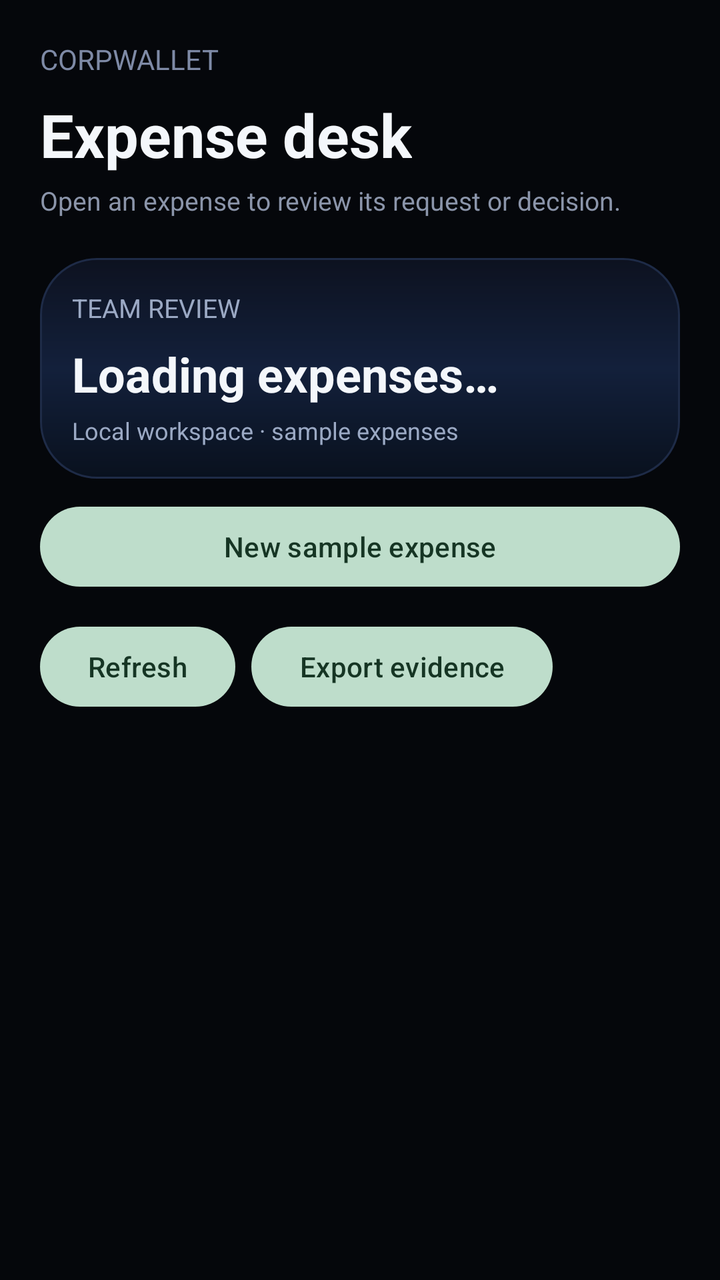
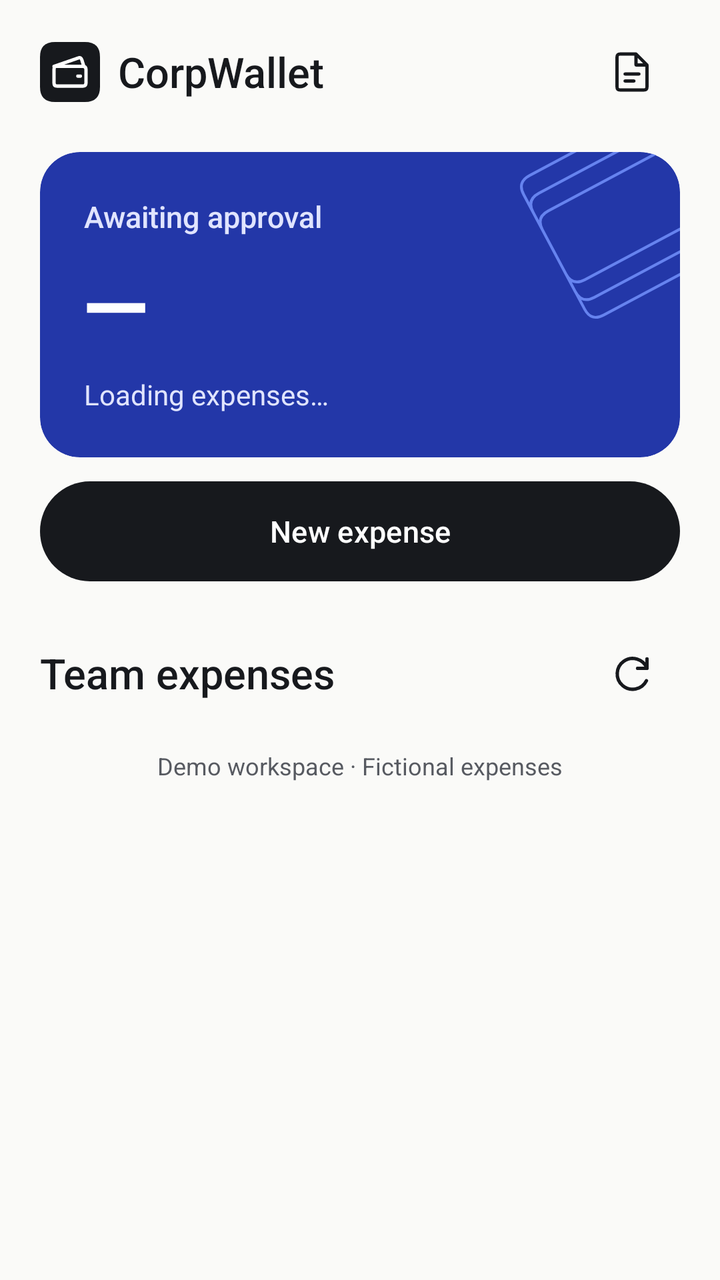

Screens rendered from an Android XML layout before and after an edit, with the pre-edit source and the edit as a unified diff.
<!-- AndroidManifest.xml: application theme Theme.CorpWallet -->
<!-- res/layout/activity_pending_transactions.xml -->
<?xml version="1.0" encoding="utf-8"?>
<ScrollView xmlns:android="http://schemas.android.com/apk/res/android"
    android:layout_width="match_parent"
    android:layout_height="match_parent"
    android:fillViewport="true"
    android:background="#05070B">

    <LinearLayout
        android:layout_width="match_parent"
        android:layout_height="wrap_content"
        android:orientation="vertical"
        android:padding="20dp">

        <LinearLayout
            android:layout_width="match_parent"
            android:layout_height="wrap_content"
            android:orientation="vertical">

            <TextView
                android:id="@+id/tvQueueLabel"
                android:layout_width="wrap_content"
                android:layout_height="wrap_content"
                android:text="CORPWALLET"
                android:textColor="#7E8AA6"
                android:textSize="14sp" />

            <TextView
                android:id="@+id/tvQueueTitle"
                android:layout_width="wrap_content"
                android:layout_height="wrap_content"
                android:layout_marginTop="8dp"
                android:text="Expense desk"
                android:textColor="#F4F7FB"
                android:textSize="30sp"
                android:textStyle="bold" />

            <TextView
                android:id="@+id/tvQueueSub"
                android:layout_width="wrap_content"
                android:layout_height="wrap_content"
                android:layout_marginTop="4dp"
                android:text="Open an expense to review its request or decision."
                android:textColor="#8B95AA"
                android:textSize="13sp" />
        </LinearLayout>

        <LinearLayout
            android:layout_width="match_parent"
            android:layout_height="wrap_content"
            android:layout_marginTop="20dp"
            android:orientation="vertical"
            android:padding="16dp"
            android:background="@drawable/bg_primary_card">

            <TextView
                android:id="@+id/tvQueueSummaryLabel"
                android:layout_width="wrap_content"
                android:layout_height="wrap_content"
                android:text="TEAM REVIEW"
                android:textColor="#9BA9C4"
                android:textSize="13sp" />

            <TextView
                android:id="@+id/tvQueueSummaryValue"
                android:layout_width="wrap_content"
                android:layout_height="wrap_content"
                android:layout_marginTop="8dp"
                android:text="Loading expenses…"
                android:textColor="#F4F7FB"
                android:textSize="24sp"
                android:textStyle="bold" />

            <TextView
                android:id="@+id/tvQueueSummaryMeta"
                android:layout_width="wrap_content"
                android:layout_height="wrap_content"
                android:layout_marginTop="4dp"
                android:text="Local workspace · sample expenses"
                android:textColor="#9BA9C4"
                android:textSize="12sp" />
        </LinearLayout>

        <Button android:id="@+id/newExpense" android:text="New sample expense" android:textAllCaps="false"
            android:layout_marginTop="10dp" android:layout_width="match_parent" android:layout_height="wrap_content" />

        <LinearLayout android:layout_width="match_parent" android:layout_height="wrap_content"
            android:layout_marginTop="12dp" android:orientation="horizontal">
            <Button android:id="@+id/refresh" android:text="Refresh" android:textAllCaps="false"
                android:layout_width="wrap_content" android:layout_height="wrap_content" />
            <Button android:id="@+id/export" android:text="Export evidence" android:textAllCaps="false"
                android:layout_marginStart="8dp" android:layout_width="wrap_content" android:layout_height="wrap_content" />
        </LinearLayout>

        <LinearLayout
            android:id="@+id/containerTransactions"
            android:layout_width="match_parent"
            android:layout_height="wrap_content"
            android:orientation="vertical"
            android:layout_marginTop="18dp" />

    </LinearLayout>
</ScrollView>
<!-- resources referenced by this layout -->
<resources>
  <!-- drawable bg_primary_card (drawable) -->
  <shape xmlns:android="http://schemas.android.com/apk/res/android">
      <corners android:radius="28dp"/>
      <gradient
          android:angle="270"
          android:startColor="#0D1220"
          android:centerColor="#13203B"
          android:endColor="#09111E"/>
      <stroke
          android:width="1dp"
          android:color="#1E2B47"/>
  </shape>
  <style name="Theme.CorpWallet" parent="Theme.Material3.Dark.NoActionBar">
          <item name="colorPrimary">#BEDDCB</item>
          <item name="colorOnPrimary">#163524</item>
          <item name="colorSecondary">#BFD1E4</item>
          <item name="android:statusBarColor">#05070B</item>
          <item name="android:navigationBarColor">#05070B</item>
      </style>
</resources>

<!-- the commit's change to res/layout/activity_pending_transactions.xml (unified diff, before → after) -->
@@ -1,102 +1,73 @@
 <?xml version="1.0" encoding="utf-8"?>
 <ScrollView xmlns:android="http://schemas.android.com/apk/res/android"
+    xmlns:app="http://schemas.android.com/apk/res-auto"
     android:layout_width="match_parent"
     android:layout_height="match_parent"
     android:fillViewport="true"
-    android:background="#05070B">
+    android:background="@color/paper">
 
     <LinearLayout
         android:layout_width="match_parent"
         android:layout_height="wrap_content"
         android:orientation="vertical"
-        android:padding="20dp">
+        android:paddingStart="20dp" android:paddingEnd="20dp"
+        android:paddingTop="12dp" android:paddingBottom="28dp">
 
-        <LinearLayout
-            android:layout_width="match_parent"
-            android:layout_height="wrap_content"
-            android:orientation="vertical">
-
-            <TextView
-                android:id="@+id/tvQueueLabel"
-                android:layout_width="wrap_content"
-                android:layout_height="wrap_content"
-                android:text="CORPWALLET"
-                android:textColor="#7E8AA6"
-                android:textSize="14sp" />
-
-            <TextView
-                android:id="@+id/tvQueueTitle"
-                android:layout_width="wrap_content"
-                android:layout_height="wrap_content"
-                android:layout_marginTop="8dp"
-                android:text="Expense desk"
-                android:textColor="#F4F7FB"
-                android:textSize="30sp"
-                android:textStyle="bold" />
-
-            <TextView
-                android:id="@+id/tvQueueSub"
-                android:layout_width="wrap_content"
-                android:layout_height="wrap_content"
-                android:layout_marginTop="4dp"
-                android:text="Open an expense to review its request or decision."
-                android:textColor="#8B95AA"
-                android:textSize="13sp" />
+        <LinearLayout android:layout_width="match_parent" android:layout_height="wrap_content"
+            android:gravity="center_vertical" android:orientation="horizontal">
+            <ImageView android:layout_width="30dp" android:layout_height="30dp"
+                android:importantForAccessibility="no" android:src="@drawable/ic_wallet" />
+            <TextView android:layout_width="0dp" android:layout_height="wrap_content" android:layout_weight="1"
+                android:layout_marginStart="9dp" android:text="CorpWallet"
+                android:fontFamily="sans-serif-medium" android:textColor="@color/ink" android:textSize="21sp"/>
+            <ImageButton android:id="@+id/export" style="@style/WalletIconButton"
+                android:contentDescription="Export build report" android:src="@drawable/ic_report"/>
         </LinearLayout>
 
-        <LinearLayout
-            android:layout_width="match_parent"
-            android:layout_height="wrap_content"
-            android:layout_marginTop="20dp"
-            android:orientation="vertical"
-            android:padding="16dp"
-            android:background="@drawable/bg_primary_card">
+        <FrameLayout android:layout_width="match_parent" android:layout_height="wrap_content"
+            android:layout_marginTop="16dp" android:background="@drawable/bg_primary_card"
+            android:clipToOutline="true">
+            <ImageView android:layout_width="126dp" android:layout_height="100dp" android:layout_gravity="top|end"
+                android:importantForAccessibility="no" android:src="@drawable/wallet_lines"/>
+            <LinearLayout android:layout_width="match_parent" android:layout_height="wrap_content"
+                android:orientation="vertical" android:padding="22dp">
+                <TextView android:layout_width="match_parent" android:layout_height="wrap_content"
+                    android:paddingEnd="52dp" android:text="Awaiting approval"
+                    android:fontFamily="sans-serif-medium" android:textColor="@color/wallet_detail" android:textSize="15sp"/>
+                <TextView android:id="@+id/tvPendingAmount" android:layout_width="match_parent"
+                    android:layout_height="wrap_content" android:layout_marginTop="5dp"
+                    android:text="—" android:textSize="43sp" android:textStyle="bold" android:letterSpacing="-0.025"
+                    android:textColor="@color/on_wallet" android:fontFeatureSettings="tnum"/>
+                <TextView android:id="@+id/tvQueueSummaryValue" android:layout_width="match_parent"
+                    android:layout_height="wrap_content" android:layout_marginTop="7dp"
+                    android:text="Loading expenses…" android:textSize="14sp" android:textColor="@color/wallet_detail"
+                    android:accessibilityLiveRegion="polite"/>
+            </LinearLayout>
+        </FrameLayout>
 
-            <TextView
-                android:id="@+id/tvQueueSummaryLabel"
-                android:layout_width="wrap_content"
-                android:layout_height="wrap_content"
-                android:text="TEAM REVIEW"
-                android:textColor="#9BA9C4"
-                android:textSize="13sp" />
+        <com.google.android.material.button.MaterialButton android:id="@+id/newExpense"
+            android:layout_width="match_parent" android:layout_height="wrap_content" android:minHeight="50dp"
+            android:layout_marginTop="12dp" android:insetTop="0dp" android:insetBottom="0dp"
+            android:text="New expense" android:textSize="15sp" android:fontFamily="sans-serif-medium"
+            android:textColor="@color/surface" android:textAllCaps="false"
+            app:backgroundTint="@color/ink" app:cornerRadius="25dp" />
 
-            <TextView
-                android:id="@+id/tvQueueSummaryValue"
-                android:layout_width="wrap_content"
-                android:layout_height="wrap_content"
-                android:layout_marginTop="8dp"
-                android:text="Loading expenses…"
-                android:textColor="#F4F7FB"
-                android:textSize="24sp"
-                android:textStyle="bold" />
-
-            <TextView
-                android:id="@+id/tvQueueSummaryMeta"
-                android:layout_width="wrap_content"
-                android:layout_height="wrap_content"
-                android:layout_marginTop="4dp"
-                android:text="Local workspace · sample expenses"
-                android:textColor="#9BA9C4"
-                android:textSize="12sp" />
+        <LinearLayout android:layout_width="match_parent" android:layout_height="wrap_content"
+            android:layout_marginTop="22dp" android:gravity="center_vertical" android:orientation="horizontal">
+            <TextView android:layout_width="0dp" android:layout_height="wrap_content" android:layout_weight="1"
+                android:text="Team expenses" android:fontFamily="sans-serif-medium"
+                android:textSize="21sp" android:textColor="@color/ink"/>
+            <ImageButton android:id="@+id/refresh" style="@style/WalletIconButton"
+                android:contentDescription="Refresh expenses" android:src="@drawable/ic_refresh"/>
         </LinearLayout>
 
-        <Button android:id="@+id/newExpense" android:text="New sample expense" android:textAllCaps="false"
-            android:layout_marginTop="10dp" android:layout_width="match_parent" android:layout_height="wrap_content" />
+        <LinearLayout android:id="@+id/containerTransactions" android:layout_width="match_parent"
+            android:layout_height="wrap_content" android:orientation="vertical"
+            android:background="@drawable/bg_secondary_card" android:clipToOutline="true"
+            android:divider="?android:attr/listDivider" android:showDividers="middle"/>
 
-        <LinearLayout android:layout_width="match_parent" android:layout_height="wrap_content"
-            android:layout_marginTop="12dp" android:orientation="horizontal">
-            <Button android:id="@+id/refresh" android:text="Refresh" android:textAllCaps="false"
-                android:layout_width="wrap_content" android:layout_height="wrap_content" />
-            <Button android:id="@+id/export" android:text="Export evidence" android:textAllCaps="false"
-                android:layout_marginStart="8dp" android:layout_width="wrap_content" android:layout_height="wrap_content" />
-        </LinearLayout>
-
-        <LinearLayout
-            android:id="@+id/containerTransactions"
-            android:layout_width="match_parent"
-            android:layout_height="wrap_content"
-            android:orientation="vertical"
-            android:layout_marginTop="18dp" />
-
+        <TextView android:layout_width="match_parent" android:layout_height="wrap_content"
+            android:layout_marginTop="14dp" android:text="Demo workspace · Fictional expenses"
+            android:textColor="@color/muted" android:gravity="center" android:textSize="12sp"/>
     </LinearLayout>
 </ScrollView>
<!-- resource entries referenced after the edit -->
@@ -1,23 +1,62 @@
 <!-- resources referenced by this layout -->
 <resources>
+  <color name="ink">#17191D</color>
+  <color name="muted">#575A61</color>
+  <color name="on_wallet">#FFFFFF</color>
+  <color name="paper">#FAFAF8</color>
+  <color name="surface">#FFFFFF</color>
+  <color name="wallet_detail">#E0E4FF</color>
   <!-- drawable bg_primary_card (drawable) -->
   <shape xmlns:android="http://schemas.android.com/apk/res/android">
-      <corners android:radius="28dp"/>
-      <gradient
-          android:angle="270"
-          android:startColor="#0D1220"
-          android:centerColor="#13203B"
-          android:endColor="#09111E"/>
-      <stroke
-          android:width="1dp"
-          android:color="#1E2B47"/>
+      <solid android:color="@color/wallet_blue" />
+      <corners android:radius="20dp" />
   </shape>
-  <style name="Theme.CorpWallet" parent="Theme.Material3.Dark.NoActionBar">
-          <item name="colorPrimary">#BEDDCB</item>
-          <item name="colorOnPrimary">#163524</item>
-          <item name="colorSecondary">#BFD1E4</item>
-          <item name="android:statusBarColor">#05070B</item>
-          <item name="android:navigationBarColor">#05070B</item>
+  <!-- drawable bg_secondary_card (drawable) -->
+  <shape xmlns:android="http://schemas.android.com/apk/res/android">
+      <solid android:color="@color/surface" />
+      <stroke android:width="1dp" android:color="@color/line" />
+      <corners android:radius="18dp" />
+  </shape>
+  <!-- drawable ic_refresh (drawable) -->
+  <vector xmlns:android="http://schemas.android.com/apk/res/android" android:width="24dp" android:height="24dp" android:viewportWidth="24" android:viewportHeight="24">
+      <path android:pathData="M19.5,9.5A7.7,7.7 0,1 0,19.2 15.7M19.5,4.8V9.5H14.8" android:fillColor="@android:color/transparent" android:strokeColor="#17191D" android:strokeWidth="1.7" android:strokeLineJoin="round" android:strokeLineCap="round"/>
+  </vector>
+  <!-- drawable ic_report (drawable) -->
+  <vector xmlns:android="http://schemas.android.com/apk/res/android" android:width="24dp" android:height="24dp" android:viewportWidth="24" android:viewportHeight="24">
+      <path android:pathData="M14,3H6Q4.5,3 4.5,4.5V19.5Q4.5,21 6,21H18Q19.5,21 19.5,19.5V8.5ZM14,3V8.5H19.5M8.5,13H15.5M8.5,16.5H13" android:fillColor="@android:color/transparent" android:strokeColor="#17191D" android:strokeWidth="1.6" android:strokeLineJoin="round" android:strokeLineCap="round"/>
+  </vector>
+  <!-- drawable ic_wallet (drawable) -->
+  <vector xmlns:android="http://schemas.android.com/apk/res/android" android:width="32dp" android:height="32dp" android:viewportWidth="32" android:viewportHeight="32">
+      <path android:fillColor="#17191D" android:pathData="M8,0H24Q32,0 32,8V24Q32,32 24,32H8Q0,32 0,24V8Q0,0 8,0Z"/>
+      <path android:fillColor="@android:color/transparent" android:strokeColor="#FFFFFF" android:strokeWidth="1.8" android:strokeLineJoin="round" android:strokeLineCap="round" android:pathData="M7.5,13L20.5,8.5Q21.8,8 22.3,9.5L23.4,13M8.5,13H23Q24.5,13 24.5,14.5V22Q24.5,23.5 23,23.5H9Q7.5,23.5 7.5,22V14.5Q7.5,13 8.5,13Z M20.2,18.2H21.5"/>
+  </vector>
+  <!-- drawable wallet_lines (drawable) -->
+  <vector xmlns:android="http://schemas.android.com/apk/res/android" android:width="126dp" android:height="100dp" android:viewportWidth="126" android:viewportHeight="100">
+      <group android:rotation="-28" android:pivotX="93" android:pivotY="21">
+          <path android:fillColor="@android:color/transparent" android:strokeColor="#6683EF" android:strokeWidth="1.4" android:pathData="M60,-7H136Q143,-7 143,0V45Q143,52 136,52H60Q53,52 53,45V0Q53,-7 60,-7Z M60,3H136Q143,3 143,10V55Q143,62 136,62H60Q53,62 53,55V10Q53,3 60,3Z M60,13H136Q143,13 143,20V65Q143,72 136,72H60Q53,72 53,65V20Q53,13 60,13Z"/>
+      </group>
+  </vector>
+  <style name="WalletIconButton" parent="Widget.AppCompat.ImageButton">
+          <item name="android:layout_width">48dp</item>
+          <item name="android:layout_height">48dp</item>
+          <item name="android:background">?attr/selectableItemBackgroundBorderless</item>
+          <item name="android:padding">12dp</item>
+          <item name="android:scaleType">centerInside</item>
+          <item name="android:tint">@color/ink</item>
       </style>
+  <style name="Theme.CorpWallet" parent="Theme.Material3.Light.NoActionBar">
+          <item name="colorPrimary">@color/ink</item>
+          <item name="colorOnPrimary">@color/surface</item>
+          <item name="colorSecondary">@color/wallet_blue</item>
+          <item name="colorSurface">@color/surface</item>
+          <item name="colorSurfaceContainerHigh">@color/surface</item>
+          <item name="colorOnSurface">@color/ink</item>
+          <item name="android:fontFamily">sans-serif</item>
+          <item name="android:windowLightStatusBar">true</item>
+          <item name="android:statusBarColor">@color/paper</item>
+          <item name="android:navigationBarColor">@color/ink</item>
+      </style>
+  <color name="wallet_blue">#2337A8</color>
+  <color name="line">#E1E2DF</color>
 </resources>
 
